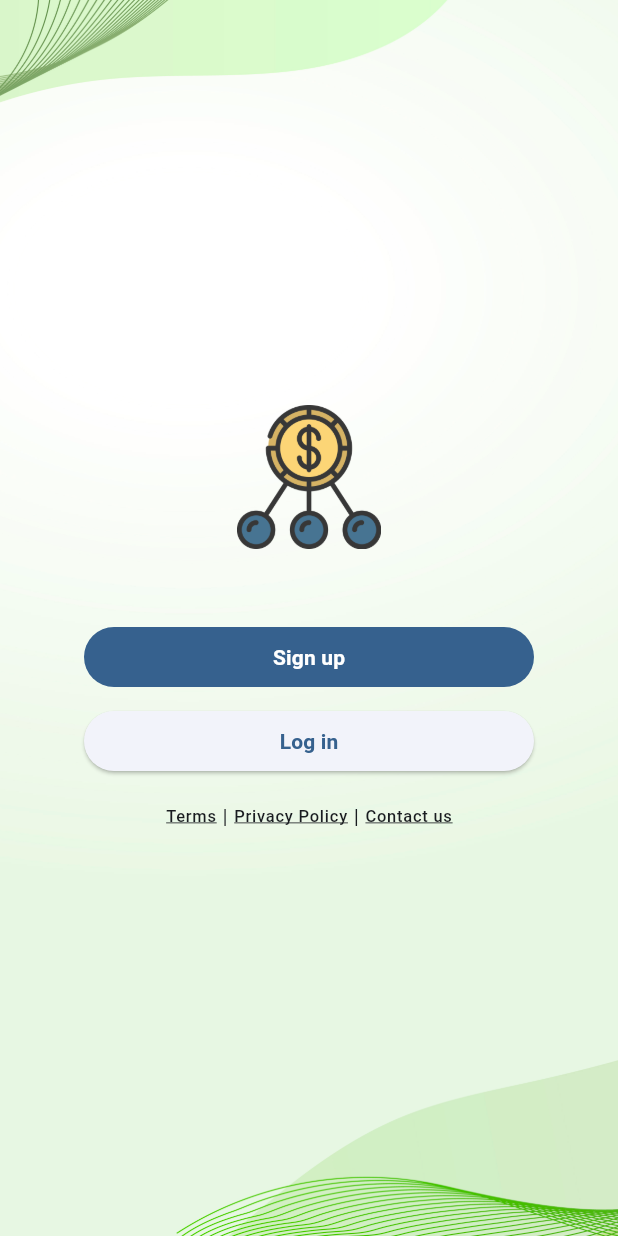
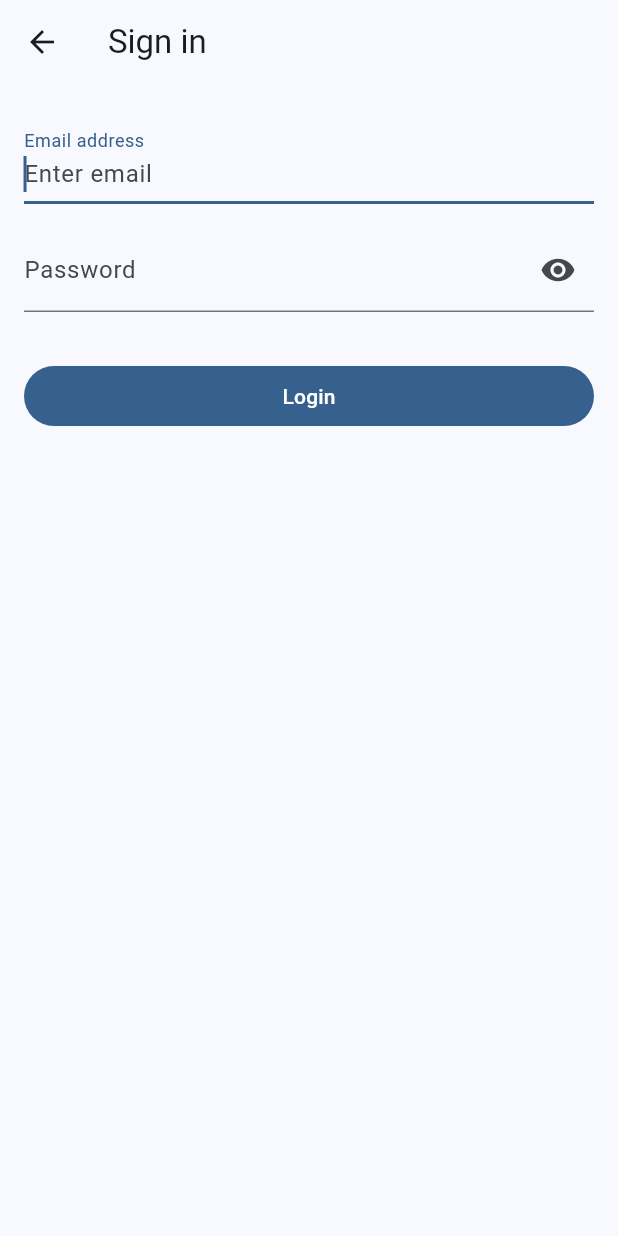
Before and after one commit to TommyNhatNguyen/Money-splitter, a Flutter app: the screen it shows after launch, after a tap on "Log in", on a phone screen of 412 x 824 dp. Run offline on Flutter 3.47's test engine with Material 3 defaults, Android fonts, the phone set to English and light mode, and no system bars; our stand-ins replace bloc, cloud_firestore, email_validator, equatable, firebase_auth, firebase_core and 2 more; accounts and stored records are empty.

Commit message:
feat: login screen

```diff
--- a/lib/blocs/auth/auth_event.dart
+++ b/lib/blocs/auth/auth_event.dart
@@ -1,3 +1,4 @@
+import 'package:ecommerce/data/models/payloads/auth_login_payload.dart';
 import 'package:ecommerce/data/models/payloads/auth_register_payload.dart';
 import 'package:equatable/equatable.dart';
 import 'package:firebase_auth/firebase_auth.dart';
@@ -23,3 +24,12 @@ final class AuthStateChanged extends AuthEvent {
   @override
   List<Object?> get props => [user];
 }
+
+final class AuthLoginPressed extends AuthEvent {
+  final AuthLoginPayload payload;
+
+  const AuthLoginPressed({required this.payload});
+
+  @override
+  List<Object?> get props => [payload];
+}
--- a/lib/config/app_routes.dart
+++ b/lib/config/app_routes.dart
@@ -3,4 +3,5 @@ class AppRoutes {
   static const auth = '/auth';
   static const register = '/register';
   static const registerUserInfo = '/registerUserInfo';
+  static const login = '/login';
 }
--- a/lib/config/routes.dart
+++ b/lib/config/routes.dart
@@ -3,6 +3,7 @@ import 'package:ecommerce/blocs/user/user_bloc.dart';
 import 'package:ecommerce/config/app_routes.dart';
 import 'package:ecommerce/data/models/payloads/auth_register_payload.dart';
 import 'package:ecommerce/views/auth/auth_screen.dart';
+import 'package:ecommerce/views/auth/login_screen.dart';
 import 'package:ecommerce/views/auth/register_screen.dart';
 import 'package:ecommerce/views/auth/widgets/register_user_info_screen.dart';
 import 'package:ecommerce/views/home/home_screen.dart';
@@ -35,6 +36,11 @@ GoRouter routerConfigInit() {
         builder: (context, state) => const AuthScreen(),
       ),
       GoRoute(
+        path: AppRoutes.login,
+        name: AppRoutes.login,
+        builder: (context, state) => const LoginScreen(),
+      ),
+      GoRoute(
         path: AppRoutes.register,
         name: AppRoutes.register,
         builder: (context, state) => const RegisterScreen(),
--- /dev/null
+++ b/lib/core/widgets/base_button.dart
@@ -0,0 +1,28 @@
+import 'package:flutter/material.dart';
+
+class LoadingFilledButton extends StatelessWidget {
+  final bool isLoading;
+  final void Function()? onPressed;
+  final Widget child;
+
+  const LoadingFilledButton({
+    super.key,
+    this.isLoading = false,
+    this.onPressed,
+    required this.child,
+  });
+
+  @override
+  Widget build(BuildContext context) {
+    return Container(
+      width: double.infinity,
+      padding: const EdgeInsets.symmetric(vertical: 8),
+      child: FilledButton(
+        onPressed: isLoading ? null : onPressed,
+        child: isLoading
+            ? const CircularProgressIndicator(color: Colors.white)
+            : child,
+      ),
+    );
+  }
+}
--- a/lib/views/auth/auth_screen.dart
+++ b/lib/views/auth/auth_screen.dart
@@ -42,7 +42,9 @@ class AuthScreen extends StatelessWidget {
                     SizedBox(
                       width: double.infinity,
                       child: ElevatedButton(
-                        onPressed: () {},
+                        onPressed: () {
+                          context.push(AppRoutes.login);
+                        },
                         child: const Text(
                           "Log in",
                           style: TextStyle(fontWeight: FontWeight.bold),
--- /dev/null
+++ b/lib/views/auth/login_screen.dart
@@ -0,0 +1,133 @@
+import 'package:ecommerce/blocs/auth/auth_bloc.dart';
+import 'package:ecommerce/blocs/auth/auth_event.dart';
+import 'package:ecommerce/blocs/auth/auth_state.dart';
+import 'package:ecommerce/config/app_routes.dart';
+import 'package:ecommerce/core/blocs/base_state.dart';
+import 'package:ecommerce/core/widgets/base_button.dart';
+import 'package:ecommerce/core/widgets/toast.dart';
+import 'package:ecommerce/data/models/payloads/auth_login_payload.dart';
+import 'package:email_validator/email_validator.dart';
+import 'package:flutter/material.dart';
+import 'package:flutter_bloc/flutter_bloc.dart';
+import 'package:go_router/go_router.dart';
+
+class LoginScreen extends StatefulWidget {
+  const LoginScreen({super.key});
+
+  @override
+  State<LoginScreen> createState() => _LoginScreenState();
+}
+
+class _LoginScreenState extends State<LoginScreen> {
+  final formKey = GlobalKey<FormState>();
+  final _emailController = TextEditingController();
+  final _passwordController = TextEditingController();
+  AuthBloc get authBloc => AuthBloc();
+  bool isShowPassword = false;
+
+  void toggleShowPassword() {
+    setState(() {
+      isShowPassword = !isShowPassword;
+    });
+  }
+
+  void onSubmit(BuildContext context) {
+    final isValid = formKey.currentState?.validate() ?? false;
+    if (!isValid) {
+      return;
+    } else {
+      final AuthLoginPayload payload = AuthLoginPayload(
+        email: _emailController.text,
+        password: _passwordController.text,
+      );
+      authBloc.add(AuthLoginPressed(payload: payload));
+    }
+  }
+
+  @override
+  Widget build(BuildContext context) {
+    return BlocConsumer<AuthBloc, AuthState>(
+      listener: (context, state) {
+        if (state.isAuthenticated) {
+          Toast.show(
+            context: context,
+            message: "Welcome to Spliter!",
+            type: ToastType.success,
+          );
+          context.replaceNamed(AppRoutes.home);
+        } else {
+          Toast.show(
+            context: context,
+            message: 'Error: ${state.error ?? "Unknown error"}',
+            type: ToastType.error,
+          );
+        }
+      },
+      builder: (context, state) {
+        final isLoading = state.requestStatus == RequestStatus.loading;
+        return Scaffold(
+          appBar: AppBar(title: Text("Sign in"), centerTitle: false),
+          body: Container(
+            padding: const EdgeInsets.symmetric(horizontal: 16),
+            child: Form(
+              key: formKey,
+              child: Column(
+                children: [
+                  const SizedBox(height: 24),
+                  TextFormField(
+                    autofocus: true,
+                    controller: _emailController,
+                    decoration: InputDecoration(
+                      labelText: "Email address",
+                      hintText: "Enter email",
+                    ),
+                    validator: (value) {
+                      final isNotValid =
+                          value == null ||
+                          value.isEmpty ||
+                          !EmailValidator.validate(value);
+                      if (isNotValid) {
+                        return "Please enter a valid email address";
+                      }
+                      return null;
+                    },
+                  ),
+                  const SizedBox(height: 16),
+                  TextFormField(
+                    obscureText: !isShowPassword,
+                    controller: _passwordController,
+                    decoration: InputDecoration(
+                      labelText: "Password",
+                      hintText: "Enter password",
+                      suffixIcon: IconButton(
+                        onPressed: toggleShowPassword,
+                        icon: isShowPassword
+                            ? Icon(Icons.visibility_off)
+                            : Icon(Icons.visibility),
+                      ),
+                    ),
+                    validator: (value) {
+                      final isNotValid = value == null || value.isEmpty;
+                      if (isNotValid) {
+                        return "Please enter a valid password";
+                      } else if (value.length <= 6) {
+                        return "Password must have more than 6 characters";
+                      }
+                      return null;
+                    },
+                  ),
+                  const SizedBox(height: 24),
+                  LoadingFilledButton(
+                    isLoading: isLoading,
+                    child: const Text("Login"),
+                    onPressed: () => onSubmit(context),
+                  ),
+                ],
+              ),
+            ),
+          ),
+        );
+      },
+    );
+  }
+}
```
Also changed, not shown: lib/blocs/auth/auth_bloc.dart (+31 -0 lines), lib/views/auth/widgets/register_user_info_screen.dart (+4 -11 lines).
